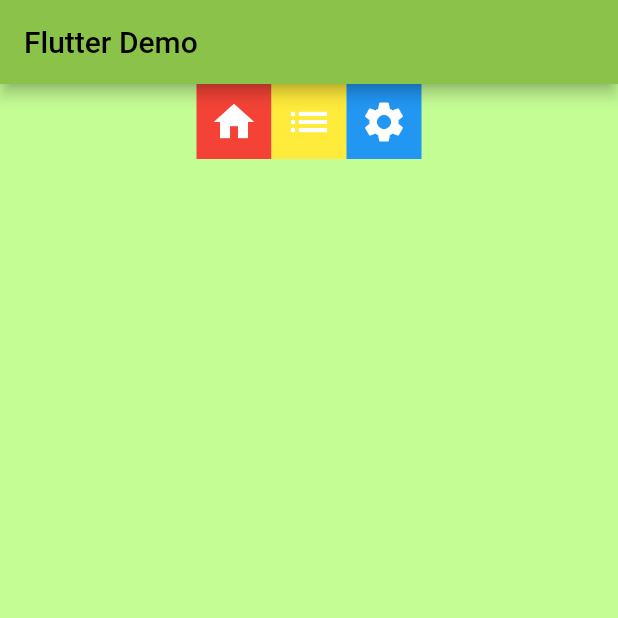
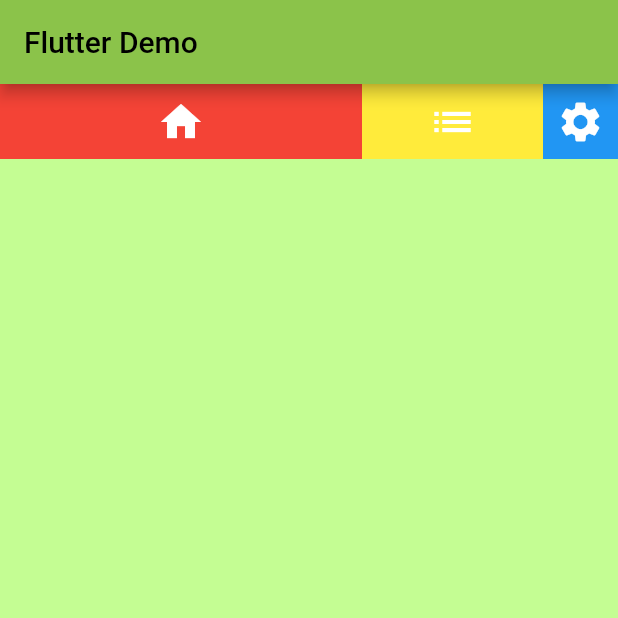
Before and after one commit to zhouqingwu/flutter_learn, a Flutter app: the screen it shows after launch, on a phone screen of 412 x 824 dp, the top half of it. Run offline on Flutter 3.47's test engine with Material 2 defaults, Android fonts, the phone set to English and light mode, and no system bars; generated files the repository leaves out were written again.

Commit message:
Expanded
Expanded( flex:1, child:)

```diff
--- a/lib/main.dart
+++ b/lib/main.dart
@@ -50,10 +50,15 @@ class IconRow extends StatelessWidget {
   Widget build(BuildContext context) {
     //or Column
     return Row(
-      mainAxisAlignment: MainAxisAlignment.center,
       children: const [
-        IconContainer(Icons.home, color: Colors.red),
-        IconContainer(Icons.list, color: Colors.yellow),
+        Expanded(
+          flex: 2,
+          child: IconContainer(Icons.home, color: Colors.red),
+        ),
+        Expanded(
+          flex: 1,
+          child: IconContainer(Icons.list, color: Colors.yellow),
+        ),
         IconContainer(Icons.settings, color: Colors.blue),
       ],
     );
```
